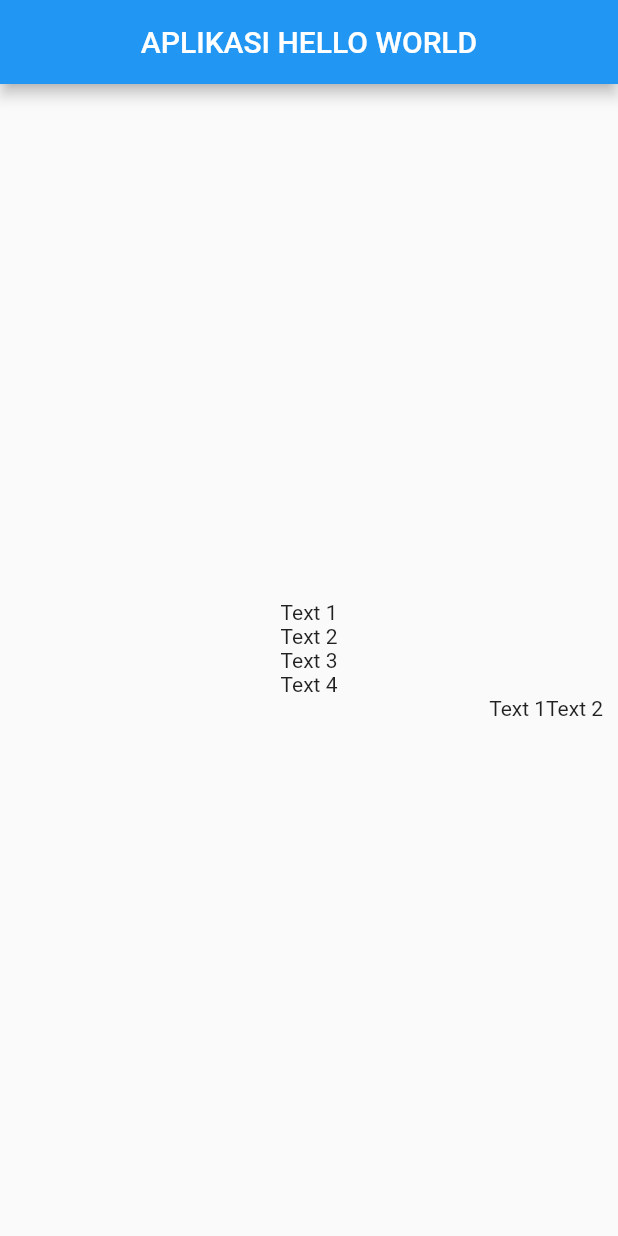
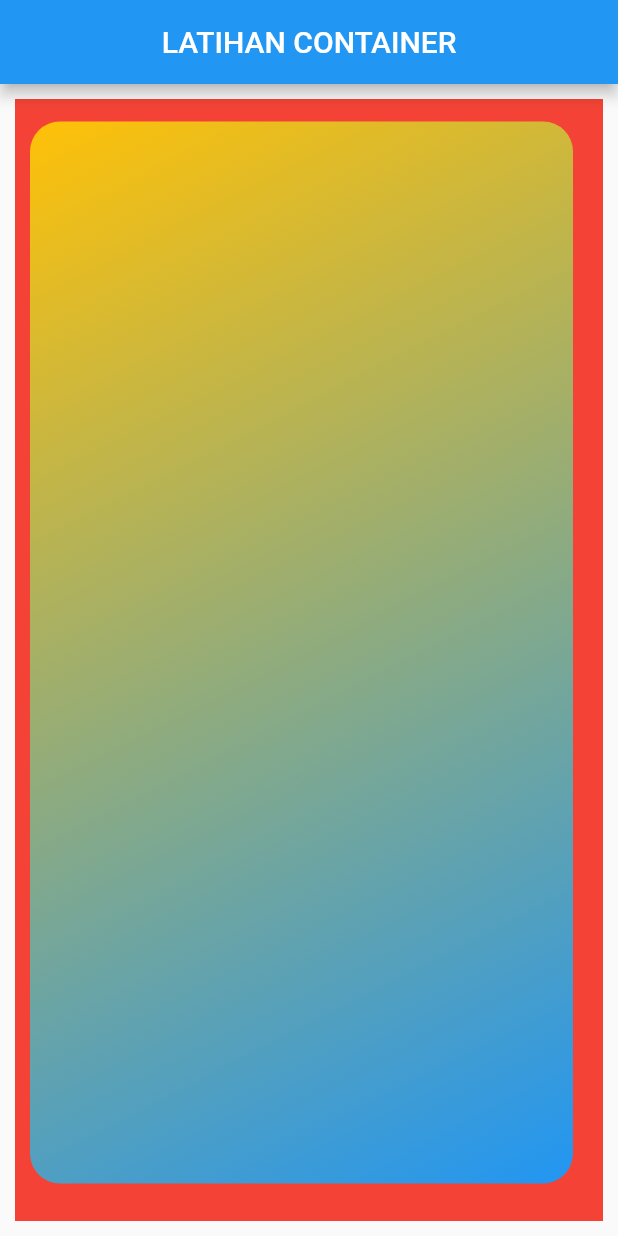
Before and after one commit to candrajulius/tutorial_flutter, a Flutter app: the screen it shows after launch, on a phone screen of 412 x 824 dp. Run offline on Flutter 3.47's test engine with Material 2 defaults, Android fonts, the phone set to English and light mode, and no system bars.

Commit message:
Tutorial Flutter Part 5 Container

```diff
--- a/lib/main.dart
+++ b/lib/main.dart
@@ -3,8 +3,7 @@ import 'package:flutter/material.dart';
 void main() => runApp(MyApp());
 
 class MyApp extends StatelessWidget {
-  String nameApplication = "Aplikasi hello world";
-  String excerciseDart = "Saya sedang melatih kemampuan dart saya";
+  String nameApplication = "Latihan Container";
   @override
   Widget build(BuildContext context) {
     return MaterialApp(
@@ -14,27 +13,26 @@ class MyApp extends StatelessWidget {
               title: Text(nameApplication.toUpperCase()),
               centerTitle: true,
             ),
-            body: Padding(
-              padding: const EdgeInsets.all(10),
-              child: Column(
-                crossAxisAlignment: CrossAxisAlignment.center,
-                mainAxisAlignment: MainAxisAlignment.center,
-                children: [
-                  const Text("Text 1"),
-                  const Text('Text 2'),
-                  const Text('Text 3'),
-                  const Text('Text 4'),
-                  Row(
-                    crossAxisAlignment: CrossAxisAlignment.start,
-                    mainAxisAlignment: MainAxisAlignment.end,
-                    children: const [
-                      Text("Text 1"),
-                      Text("Text 2"),
-                    ],
-                  )
-                ],
+            body: Container(
+              color: Colors.red,margin: const EdgeInsets.all(10),
+              child: Container(
+                margin: const EdgeInsets.fromLTRB(10, 15, 20, 25),
+                padding: const EdgeInsets.only(bottom: 20,top: 20),
+                decoration: BoxDecoration(
+                  borderRadius: BorderRadius.circular(20),
+                  gradient: const LinearGradient(
+                  begin: Alignment.topLeft,
+                  end: Alignment.bottomRight,
+                  colors: <Color>[
+                   Colors.amber,
+                   Colors.blue,
+                ])),
+                // color: Colors.lightBlue,
+                // margin: const EdgeInsets.all(10),
               ),
-            )));
+            )
+        )
+    );
   }
   // Catatan
 /*
```
